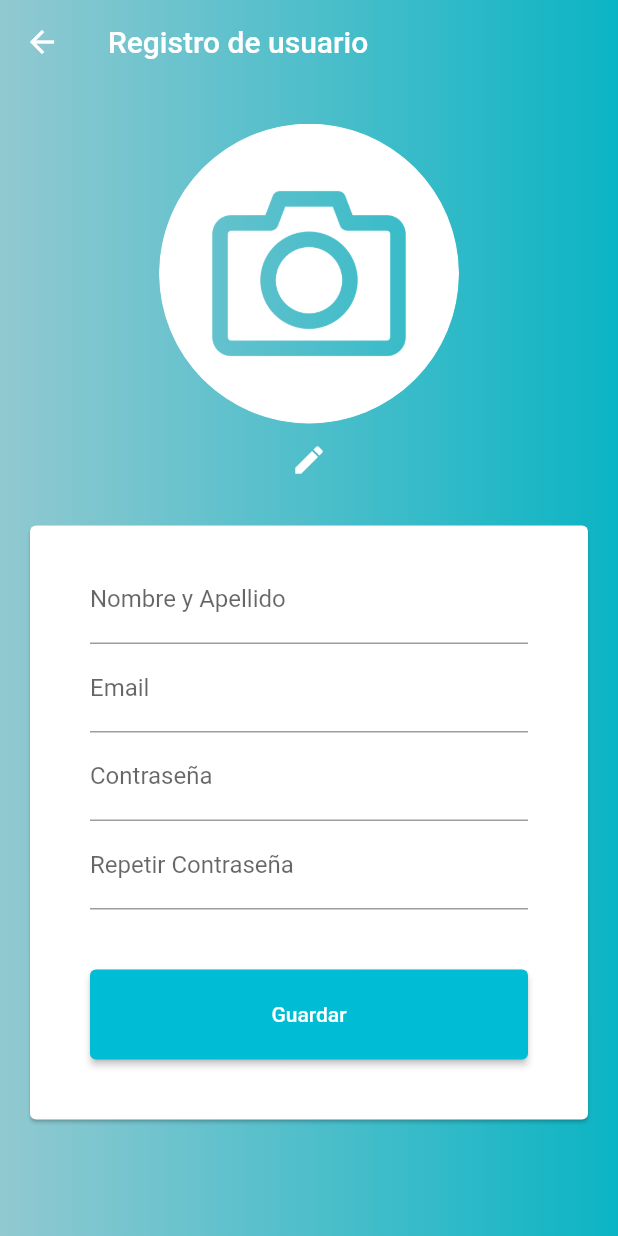
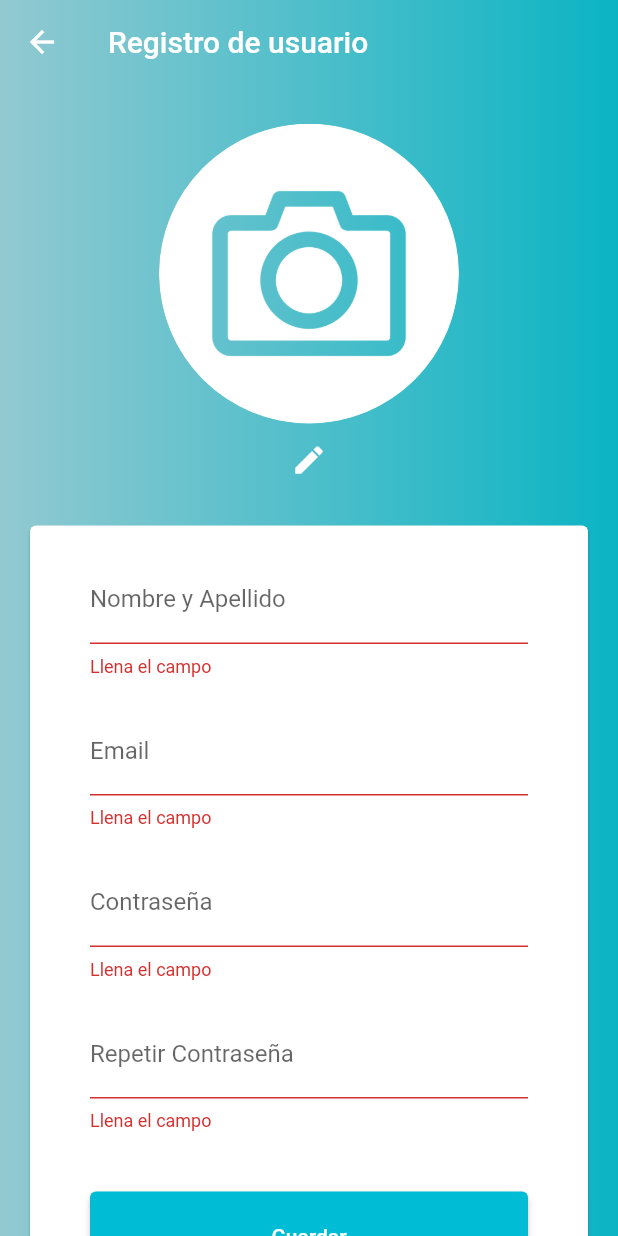
Before and after one commit to AndresCodeJS/social_cook, a Flutter app: the Register screen opened by its route, after a tap on "Guardar", on a phone screen of 412 x 824 dp. Run offline on Flutter 3.47's test engine with Material 2 defaults, Android fonts, the light colour scheme and no system bars; our stand-ins replace flutter_keyboard_visibility, image_picker.

Commit message:
Formulario de registro

```diff
--- a/lib/src/screens/register.dart
+++ b/lib/src/screens/register.dart
@@ -2,6 +2,7 @@ import 'dart:io';
 
 import 'package:flutter/material.dart';
 import 'package:image_picker/image_picker.dart';
+import 'package:social_cook/src/utils/constants.dart';
 import 'package:social_cook/src/widgets/register/imageSelector.dart';
 
 class Register extends StatefulWidget {
@@ -12,6 +13,9 @@ class Register extends StatefulWidget {
 }
 
 class _RegisterState extends State<Register> {
+
+  final GlobalKey<FormState> _formKey = GlobalKey<FormState>();
+
   @override
   Widget build(BuildContext context) {
     return Scaffold(
@@ -55,21 +59,46 @@ class _RegisterState extends State<Register> {
                     padding: const EdgeInsets.only(
                         top: 20, right: 40, left: 40, bottom: 40),
                     child: Form(
+                      key: _formKey,
                       child: Column(
                         mainAxisSize: MainAxisSize.min,
                         children: <Widget>[
                           TextFormField(
                             decoration: const InputDecoration(
                                 labelText: "Nombre y Apellido"),
+                            validator: (value) {
+                              if (value!.isEmpty) {
+                                return isEmpty;
+                              }
+                            },
+                          ),
+                          const SizedBox(
+                            height: 20,
                           ),
                           TextFormField(
                             decoration:
                                 const InputDecoration(labelText: "Email"),
+                            validator: (value) {
+                              if (value!.isEmpty) {
+                                return isEmpty;
+                              }
+                            },
+                          ),
+                          const SizedBox(
+                            height: 20,
                           ),
                           TextFormField(
                             decoration:
                                 const InputDecoration(labelText: "Contraseña"),
                             obscureText: true,
+                            validator: (value) {
+                              if (value!.isEmpty) {
+                                return isEmpty;
+                              }
+                            },
+                          ),
+                          const SizedBox(
+                            height: 20,
                           ),
                           TextFormField(
                             decoration: const InputDecoration(
@@ -77,7 +106,7 @@ class _RegisterState extends State<Register> {
                             obscureText: true,
                             validator: (value) {
                               if (value!.isEmpty) {
-                                return "Llene este campo";
+                                return isEmpty;
                               }
                             },
                           ),
@@ -85,7 +114,7 @@ class _RegisterState extends State<Register> {
                             height: 40,
                           ),
                           ElevatedButton(
-                            onPressed: () {},
+                            onPressed: () {_onSave(context);},
                             style: ElevatedButton.styleFrom(
                                 minimumSize: const Size(double.infinity, 60)),
                             child: const Text('Guardar'),
@@ -115,4 +144,12 @@ class _RegisterState extends State<Register> {
       });
     }
   }
+
+  void _onSave(BuildContext context) {
+
+   if(_formKey.currentState!.validate()){
+    print("aprobado");
+   }
+
+  }
 }
--- a/lib/src/utils/constants.dart
+++ b/lib/src/utils/constants.dart
@@ -0,0 +1 @@
+String isEmpty = "Llena el campo";
```
